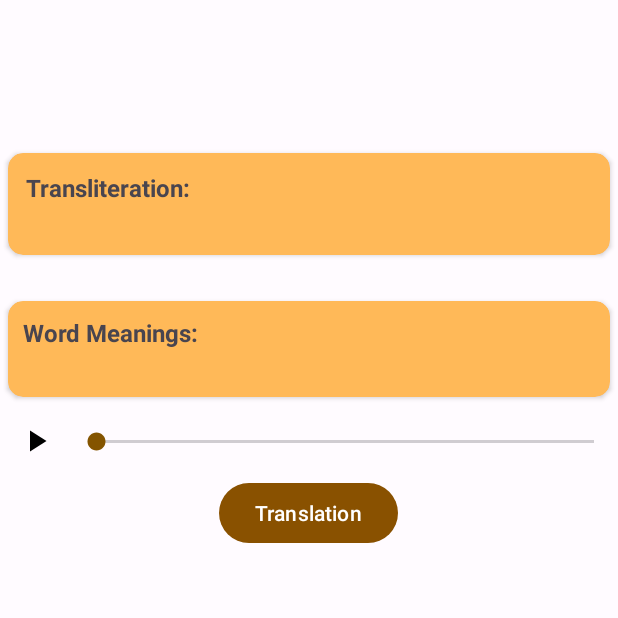
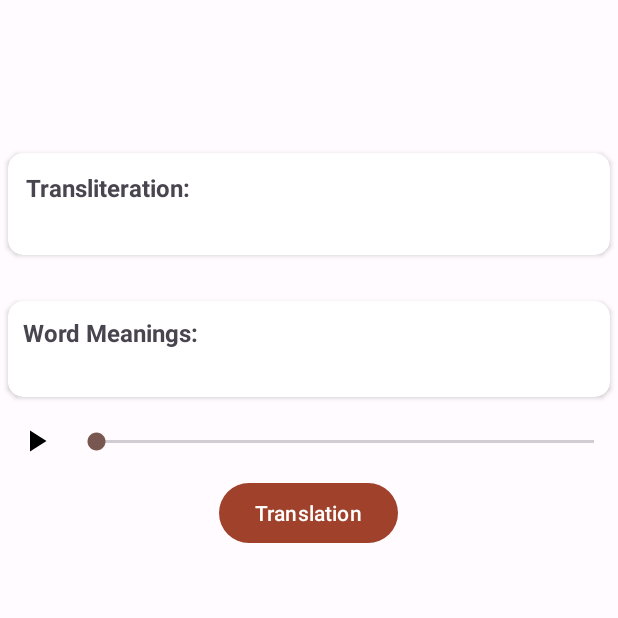
Before and after one commit to WirelessAlien/BhagavadGitaApp, an Android app: the VerseDetailActivity screen opened directly, with no data from a screen before it, on a phone screen of 412 x 824 dp, the top half of it. Run offline under Robolectric (Android 15) with nearby library versions, the phone set to English and light mode, and no system bars.

Commit message:
New colors.xml

```diff
--- a/app/src/main/res/layout/activity_main.xml
+++ b/app/src/main/res/layout/activity_main.xml
@@ -14,9 +14,7 @@
             android:layout_width="match_parent"
             android:layout_height="?attr/actionBarSize"
             android:background="?attr/colorPrimary"
-            android:elevation="4dp"
-            android:theme="@style/ThemeOverlay.AppCompat.Dark.ActionBar"
-            android:popupTheme="@style/ThemeOverlay.AppCompat.Light" />
+            android:elevation="4dp"/>
 
         <!-- Add ViewPager here -->
         <androidx.viewpager2.widget.ViewPager2
--- a/app/src/main/res/layout/activity_verse_detail.xml
+++ b/app/src/main/res/layout/activity_verse_detail.xml
@@ -36,8 +36,7 @@
         android:layout_width="match_parent"
         android:layout_height="wrap_content"
         app:cardCornerRadius="10dp"
-        android:layout_margin="5dp"
-        app:cardBackgroundColor="@color/md_theme_dark_secondary">
+        android:layout_margin="5dp">
     <TextView
         android:id="@+id/verseTransliterationF"
         android:layout_width="wrap_content"
@@ -62,9 +61,9 @@
         android:layout_width="match_parent"
         android:layout_height="wrap_content"
         app:cardCornerRadius="10dp"
-        android:layout_margin="5dp"
-        app:cardBackgroundColor="@color/md_theme_dark_secondary">
-    <TextView
+        android:layout_margin="5dp">
+
+        <TextView
         android:id="@+id/verseWordMeaningsF"
         android:layout_width="wrap_content"
         android:layout_height="wrap_content"
--- a/app/src/main/res/layout/chapter_cardview_item.xml
+++ b/app/src/main/res/layout/chapter_cardview_item.xml
@@ -4,8 +4,8 @@
     android:layout_height="wrap_content"
     xmlns:app="http://schemas.android.com/apk/res-auto"
     android:layout_margin="5dp"
-    app:cardCornerRadius="10dp"
-    app:cardBackgroundColor="@color/md_theme_dark_secondary">
+    app:cardElevation="5dp"
+    app:cardCornerRadius="10dp">
 
     <LinearLayout
         android:layout_width="match_parent"
--- a/app/src/main/res/layout/slider_verse_cardview.xml
+++ b/app/src/main/res/layout/slider_verse_cardview.xml
@@ -10,7 +10,7 @@
         android:layout_width="match_parent"
         android:layout_height="150dp"
         android:layout_margin="15dp"
-        app:cardBackgroundColor="#F57F17"
+        app:cardBackgroundColor="@color/md_theme_light_surfaceVariant"
         app:cardCornerRadius="10dp">
 
         <TextView
--- a/app/src/main/res/layout/translation_cardview_item.xml
+++ b/app/src/main/res/layout/translation_cardview_item.xml
@@ -6,7 +6,8 @@
     android:layout_margin="5dp"
     app:cardCornerRadius="15dp"
     android:clickable="false"
-    android:focusable="false">
+    android:focusable="false"
+    app:cardElevation="5dp">
 
     <LinearLayout
         android:layout_width="match_parent"
--- a/app/src/main/res/layout/verse_cardview_item.xml
+++ b/app/src/main/res/layout/verse_cardview_item.xml
@@ -6,7 +6,6 @@
     android:layout_margin="5dp"
     android:clickable="true"
     android:focusable="true"
-    app:cardBackgroundColor="@color/md_theme_dark_secondary"
     app:cardCornerRadius="10dp">
 
     <LinearLayout
--- a/app/src/main/res/values/colors.xml
+++ b/app/src/main/res/values/colors.xml
@@ -1,55 +1,64 @@
 
 <resources>
-    <color name="md_theme_light_primary">#895100</color>
+    <color name="seed">#bd5740</color>
+    <color name="md_theme_light_primary">#9F412B</color>
     <color name="md_theme_light_onPrimary">#FFFFFF</color>
-    <color name="md_theme_light_primaryContainer">#FFDCBC</color>
-    <color name="md_theme_light_onPrimaryContainer">#2C1700</color>
-    <color name="md_theme_light_secondary">#845400</color>
+    <color name="md_theme_light_primaryContainer">#FFDAD2</color>
+    <color name="md_theme_light_onPrimaryContainer">#3D0600</color>
+    <color name="md_theme_light_secondary">#77574F</color>
     <color name="md_theme_light_onSecondary">#FFFFFF</color>
-    <color name="md_theme_light_secondaryContainer">#FFDDB5</color>
-    <color name="md_theme_light_onSecondaryContainer">#2A1800</color>
-    <color name="md_theme_light_tertiary">#974810</color>
+    <color name="md_theme_light_secondaryContainer">#FFDAD2</color>
+    <color name="md_theme_light_onSecondaryContainer">#2C1510</color>
+    <color name="md_theme_light_tertiary">#6D5D2E</color>
     <color name="md_theme_light_onTertiary">#FFFFFF</color>
-    <color name="md_theme_light_tertiaryContainer">#FFDBC9</color>
-    <color name="md_theme_light_onTertiaryContainer">#331200</color>
+    <color name="md_theme_light_tertiaryContainer">#F8E0A6</color>
+    <color name="md_theme_light_onTertiaryContainer">#241A00</color>
     <color name="md_theme_light_error">#BA1A1A</color>
     <color name="md_theme_light_errorContainer">#FFDAD6</color>
     <color name="md_theme_light_onError">#FFFFFF</color>
     <color name="md_theme_light_onErrorContainer">#410002</color>
     <color name="md_theme_light_background">#FFFBFF</color>
-    <color name="md_theme_light_onBackground">#2D1600</color>
+    <color name="md_theme_light_onBackground">#201A19</color>
     <color name="md_theme_light_surface">#FFFBFF</color>
-    <color name="md_theme_light_onSurface">#2D1600</color>
-    <color name="md_theme_light_surfaceVariant">#F1DFD0</color>
-    <color name="md_theme_light_onSurfaceVariant">#50453A</color>
-    <color name="md_theme_light_outline">#837568</color>
-    <color name="md_theme_light_inverseOnSurface">#FFEEE1</color>
-    <color name="md_theme_light_inverseSurface">#4B2800</color>
-    <color name="md_theme_light_inversePrimary">#FFB86B</color>
-    <color name="md_theme_dark_primary">#FFB86B</color>
-    <color name="md_theme_dark_onPrimary">#492900</color>
-    <color name="md_theme_dark_primaryContainer">#683D00</color>
-    <color name="md_theme_dark_onPrimaryContainer">#FFDCBC</color>
-    <color name="md_theme_dark_secondary">#FFB958</color>
-    <color name="md_theme_dark_onSecondary">#462B00</color>
-    <color name="md_theme_dark_secondaryContainer">#643F00</color>
-    <color name="md_theme_dark_onSecondaryContainer">#FFDDB5</color>
-    <color name="md_theme_dark_tertiary">#FFB68E</color>
-    <color name="md_theme_dark_onTertiary">#532200</color>
-    <color name="md_theme_dark_tertiaryContainer">#763300</color>
-    <color name="md_theme_dark_onTertiaryContainer">#FFDBC9</color>
+    <color name="md_theme_light_onSurface">#201A19</color>
+    <color name="md_theme_light_surfaceVariant">#F5DDD8</color>
+    <color name="md_theme_light_onSurfaceVariant">#534340</color>
+    <color name="md_theme_light_outline">#85736F</color>
+    <color name="md_theme_light_inverseOnSurface">#FBEEEB</color>
+    <color name="md_theme_light_inverseSurface">#362F2D</color>
+    <color name="md_theme_light_inversePrimary">#FFB4A3</color>
+    <color name="md_theme_light_shadow">#000000</color>
+    <color name="md_theme_light_surfaceTint">#9F412B</color>
+    <color name="md_theme_light_outlineVariant">#D8C2BD</color>
+    <color name="md_theme_light_scrim">#000000</color>
+    <color name="md_theme_dark_primary">#FFB4A3</color>
+    <color name="md_theme_dark_onPrimary">#601303</color>
+    <color name="md_theme_dark_primaryContainer">#7F2A17</color>
+    <color name="md_theme_dark_onPrimaryContainer">#FFDAD2</color>
+    <color name="md_theme_dark_secondary">#E7BDB4</color>
+    <color name="md_theme_dark_onSecondary">#442A24</color>
+    <color name="md_theme_dark_secondaryContainer">#5D3F39</color>
+    <color name="md_theme_dark_onSecondaryContainer">#FFDAD2</color>
+    <color name="md_theme_dark_tertiary">#DBC58C</color>
+    <color name="md_theme_dark_onTertiary">#3C2F04</color>
+    <color name="md_theme_dark_tertiaryContainer">#544519</color>
+    <color name="md_theme_dark_onTertiaryContainer">#F8E0A6</color>
     <color name="md_theme_dark_error">#FFB4AB</color>
     <color name="md_theme_dark_errorContainer">#93000A</color>
     <color name="md_theme_dark_onError">#690005</color>
     <color name="md_theme_dark_onErrorContainer">#FFDAD6</color>
-    <color name="md_theme_dark_background">#2D1600</color>
-    <color name="md_theme_dark_onBackground">#FFDCC0</color>
-    <color name="md_theme_dark_surface">#2D1600</color>
-    <color name="md_theme_dark_onSurface">#FFDCC0</color>
-    <color name="md_theme_dark_surfaceVariant">#50453A</color>
-    <color name="md_theme_dark_onSurfaceVariant">#D5C3B5</color>
-    <color name="md_theme_dark_outline">#9D8E81</color>
-    <color name="md_theme_dark_inverseOnSurface">#2D1600</color>
-    <color name="md_theme_dark_inverseSurface">#FFDCC0</color>
-    <color name="md_theme_dark_inversePrimary">#895100</color>
+    <color name="md_theme_dark_background">#201A19</color>
+    <color name="md_theme_dark_onBackground">#EDE0DD</color>
+    <color name="md_theme_dark_surface">#201A19</color>
+    <color name="md_theme_dark_onSurface">#EDE0DD</color>
+    <color name="md_theme_dark_surfaceVariant">#534340</color>
+    <color name="md_theme_dark_onSurfaceVariant">#D8C2BD</color>
+    <color name="md_theme_dark_outline">#A08C88</color>
+    <color name="md_theme_dark_inverseOnSurface">#201A19</color>
+    <color name="md_theme_dark_inverseSurface">#EDE0DD</color>
+    <color name="md_theme_dark_inversePrimary">#9F412B</color>
+    <color name="md_theme_dark_shadow">#000000</color>
+    <color name="md_theme_dark_surfaceTint">#FFB4A3</color>
+    <color name="md_theme_dark_outlineVariant">#534340</color>
+    <color name="md_theme_dark_scrim">#000000</color>
 </resources>
```
Also changed, not shown: app/src/main/java/com/wirelessalien/android/bhagavadgita/activity/VerseDetailActivity.kt (+18 -12 lines).
